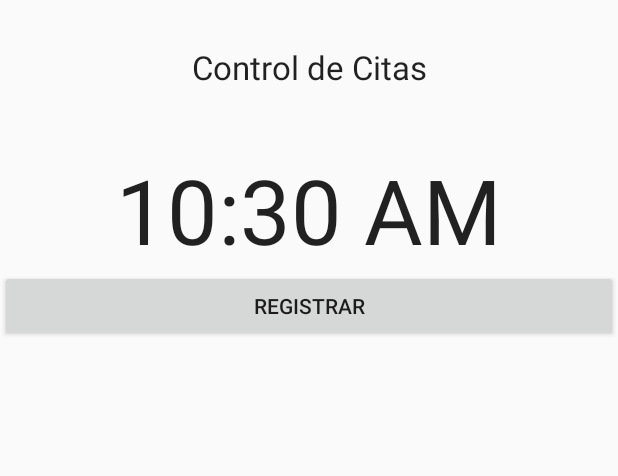
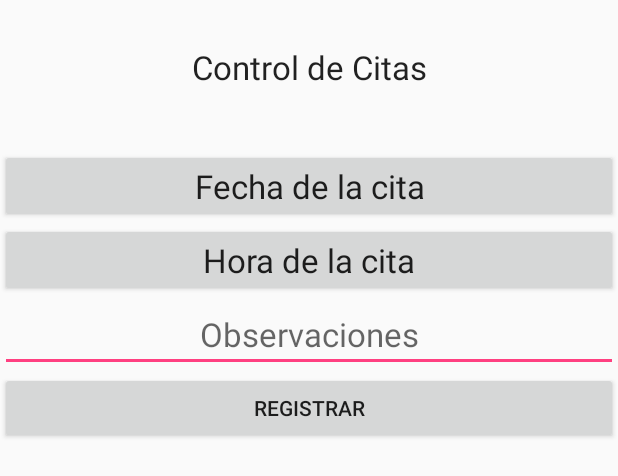
Before and after one commit to HDCARDENAS2/Control_Care, an Android app: the layout vista_cita.xml on its own in the app's theme, with its tools: preview values and no code run, on a phone screen of 412 x 824 dp. Shown: the top 476 px of the screen. Run offline under Robolectric (Android 15) with nearby library versions, the phone set to English and light mode, and no system bars.

Commit message:
Cambios en citas

```diff
--- a/app/src/main/java/hd/control_care/BDConexion.java
+++ b/app/src/main/java/hd/control_care/BDConexion.java
@@ -10,7 +10,7 @@ import android.util.Log;
  */
 public class BDConexion extends SQLiteOpenHelper {
 
-    private static final int DATABASE_VERSION = 1;
+    private static final int DATABASE_VERSION = 2;
     private static final String DATABASE_NAME = "control_care";
 
     public BDConexion(Context context) {
@@ -24,6 +24,7 @@ public class BDConexion extends SQLiteOpenHelper {
                 "  id integer primary key autoincrement," +
                 "  fecha_cita TEXT NOT NULL," +
                 "  fecha_creacion TEXT NOT NULL," +
+                "  hora_cita TEXT NOT NULL, "+
                 "  observacion TEXT NOT NULL" +
                 "); ";
         db.execSQL(sql);
--- a/app/src/main/res/layout/vista_cita.xml
+++ b/app/src/main/res/layout/vista_cita.xml
@@ -1,10 +1,6 @@
 <?xml version="1.0" encoding="utf-8"?>
 <LinearLayout xmlns:android="http://schemas.android.com/apk/res/android"
     android:orientation="vertical" android:layout_width="match_parent"
-    android:layout_height="match_parent">
-
-    <ScrollView
-        android:layout_width="match_parent"
     android:layout_height="match_parent">
 
     <TableLayout
@@ -28,15 +24,32 @@
             android:layout_width="match_parent"
             android:layout_height="40dp"></FrameLayout>
 
-            <DigitalClock
+        <Button
             android:layout_width="wrap_content"
             android:layout_height="wrap_content"
             android:textAppearance="?android:attr/textAppearanceLarge"
-                android:id="@+id/digitalClock"
-                android:textSize="60dp"
+            android:id="@+id/btn_fecha_cita"
             android:textAlignment="center"
-                android:editable="true"
-                android:elegantTextHeight="false" />
+            android:elegantTextHeight="false"
+            android:text="Fecha de la cita" />
+
+        <Button
+            android:layout_width="wrap_content"
+            android:layout_height="wrap_content"
+            android:textAppearance="?android:attr/textAppearanceLarge"
+            android:id="@+id/btn_hora_cita"
+            android:textAlignment="center"
+            android:elegantTextHeight="false"
+            android:text="Hora de la cita" />
+
+        <EditText
+            android:layout_width="wrap_content"
+            android:layout_height="wrap_content"
+            android:textAppearance="?android:attr/textAppearanceLarge"
+            android:id="@+id/input_observaciones"
+            android:textAlignment="center"
+            android:elegantTextHeight="false"
+            android:hint="Observaciones" />
 
         <Button
             android:layout_width="wrap_content"
@@ -44,8 +57,11 @@
             android:text="Registrar"
             android:id="@+id/btn_registrarCita" />
 
+        <ListView android:id="@+id/lista_cita"
+            android:layout_width="match_parent"
+            android:layout_height="match_parent">
+        </ListView>
+
     </TableLayout>
 
-    </ScrollView>
-
 </LinearLayout>
```
Also changed, not shown: app/src/main/java/hd/control_care/BDCita.java (added, +63 -0 lines), app/src/main/java/hd/control_care/Cita.java (added, +49 -0 lines), app/src/main/java/hd/control_care/GestorCita.java (+192 -4 lines), app/src/main/res/layout/lista_cita.xml (added, +68 -0 lines). Lines whose indentation alone changed are shown as unchanged.
